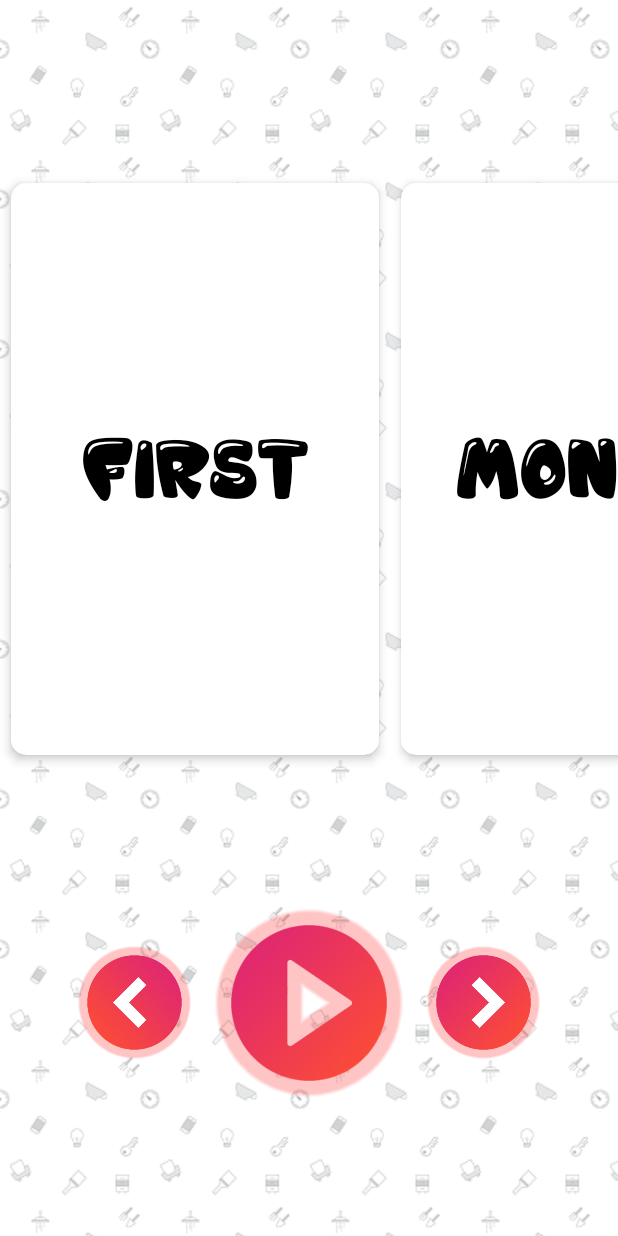
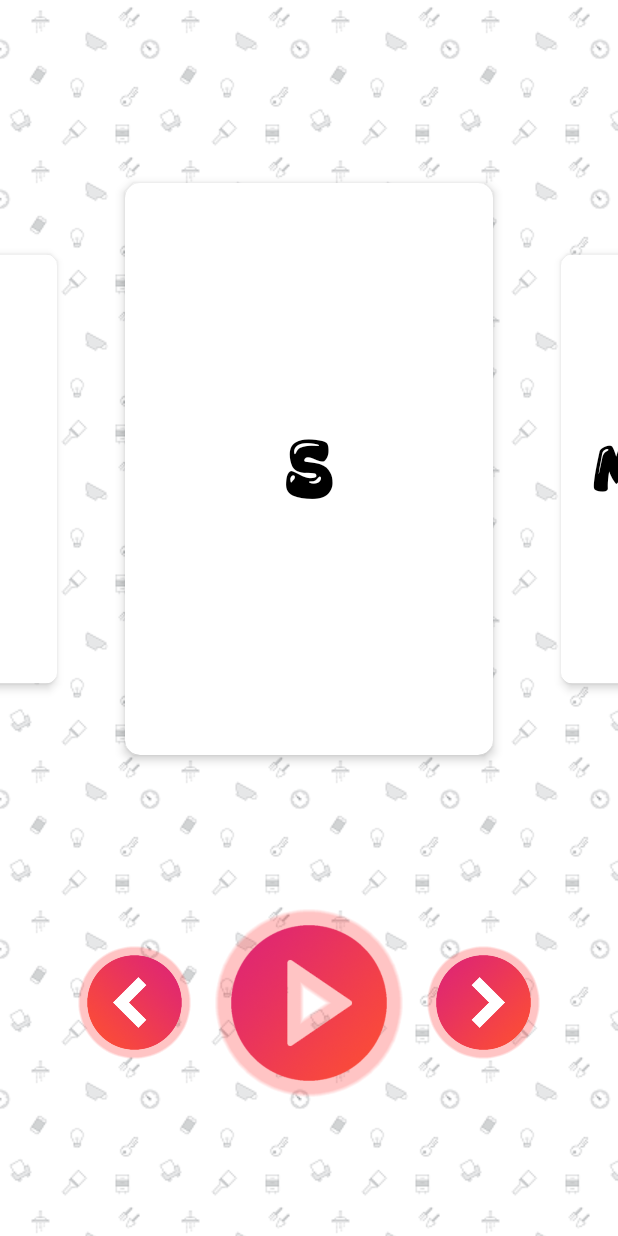
Before and after one commit to jainakshansh/MadHouse-Kids-Learning-App, an Android app: the SpellingsActivity screen opened directly, with no data from a screen before it, after a tap on an icon or button, on a phone screen of 412 x 824 dp. Run offline under Robolectric (Android 15) with nearby library versions, the phone set to English and light mode, and no system bars.

Commit message:
Minor fixes. Debug V1.0

```diff
--- /dev/null
+++ b/app/src/main/java/com/madhouseapp/kidslearningapp/Adapters/SpellingAdapter.java
@@ -0,0 +1,61 @@
+package com.madhouseapp.kidslearningapp.Adapters;
+
+import android.content.Context;
+import android.graphics.Typeface;
+import android.support.v7.widget.RecyclerView;
+import android.view.LayoutInflater;
+import android.view.View;
+import android.view.ViewGroup;
+
+import com.madhouseapp.kidslearningapp.Helper.TypeWriterTextView;
+import com.madhouseapp.kidslearningapp.Object.AlphabetItem;
+import com.madhouseapp.kidslearningapp.R;
+
+import java.util.List;
+
+/**
+ * Created by Akshansh on 11-10-2017.
+ */
+
+public class SpellingAdapter extends RecyclerView.Adapter<SpellingAdapter.SpellingViewHolder> {
+
+    private Context context;
+    private List<AlphabetItem> alphabetItemList;
+    private Typeface jellyCrazies;
+
+    public class SpellingViewHolder extends RecyclerView.ViewHolder {
+        private TypeWriterTextView textView;
+
+        public SpellingViewHolder(View view) {
+            super(view);
+            textView = view.findViewById(R.id.spelling_text);
+        }
+    }
+
+    public SpellingAdapter(Context context, List<AlphabetItem> alphabetItemList) {
+        this.context = context;
+        this.alphabetItemList = alphabetItemList;
+        jellyCrazies = Typeface.createFromAsset(context.getAssets(), "fonts/jelly_crazies.ttf");
+    }
+
+    @Override
+    public SpellingViewHolder onCreateViewHolder(ViewGroup parent, int viewType) {
+        View view = LayoutInflater.from(parent.getContext()).inflate(R.layout.spelling_item, parent, false);
+        return new SpellingViewHolder(view);
+    }
+
+    @Override
+    public void onBindViewHolder(SpellingViewHolder holder, int position) {
+        int pos = position % alphabetItemList.size();
+        AlphabetItem item = alphabetItemList.get(pos);
+        holder.textView.setText("");
+        holder.textView.setTypeface(jellyCrazies);
+        holder.textView.setCharacterDelay(500);
+        holder.textView.displayTextWithAnimation(item.getAlphabet());
+    }
+
+    @Override
+    public int getItemCount() {
+        return Integer.MAX_VALUE;
+    }
+}
--- a/app/src/main/java/com/madhouseapp/kidslearningapp/SpellingsActivity.java
+++ b/app/src/main/java/com/madhouseapp/kidslearningapp/SpellingsActivity.java
@@ -1,7 +1,5 @@
 package com.madhouseapp.kidslearningapp;
 
-import android.content.Context;
-import android.graphics.Typeface;
 import android.media.MediaPlayer;
 import android.os.Bundle;
 import android.support.v7.app.AppCompatActivity;
@@ -10,15 +8,13 @@ import android.support.v7.widget.LinearLayoutManager;
 import android.support.v7.widget.LinearSnapHelper;
 import android.support.v7.widget.RecyclerView;
 import android.support.v7.widget.SnapHelper;
-import android.view.LayoutInflater;
 import android.view.View;
-import android.view.ViewGroup;
 import android.view.Window;
 import android.view.WindowManager;
 import android.widget.Button;
 
+import com.madhouseapp.kidslearningapp.Adapters.SpellingAdapter;
 import com.madhouseapp.kidslearningapp.Helper.CenterZoomLayoutManager;
-import com.madhouseapp.kidslearningapp.Helper.TypeWriterTextView;
 import com.madhouseapp.kidslearningapp.Object.AlphabetItem;
 
 import java.util.ArrayList;
@@ -48,7 +44,7 @@ public class SpellingsActivity extends AppCompatActivity {
         setContentView(R.layout.activity_spellings);
 
         sounds = new int[]{R.raw.first, R.raw.month, R.raw.minute, R.raw.light, R.raw.hello, R.raw.world, R.raw.second,
-                R.raw.mummy, R.raw.papa};
+                R.raw.mummy, R.raw.papa, R.raw.night, R.raw.rhyme, R.raw.story, R.raw.seven, R.raw.child};
 
         alphabetItemList = new ArrayList<>();
         initList();
@@ -64,7 +60,7 @@ public class SpellingsActivity extends AppCompatActivity {
         play = (Button) findViewById(R.id.play_spellings);
         next = (Button) findViewById(R.id.next_spellings);
 
-        counter = Integer.MAX_VALUE/2;
+        counter = Integer.MAX_VALUE / 2;
 
         previous.setOnClickListener(new View.OnClickListener() {
             @Override
@@ -126,47 +122,4 @@ public class SpellingsActivity extends AppCompatActivity {
         super.onBackPressed();
         finish();
     }
-
-    public class SpellingAdapter extends RecyclerView.Adapter<SpellingAdapter.SpellingViewHolder> {
-
-        private Context context;
-        private List<AlphabetItem> alphabetItemList;
-        private Typeface jellyCrazies;
-
-        public class SpellingViewHolder extends RecyclerView.ViewHolder {
-            private TypeWriterTextView textView;
-
-            public SpellingViewHolder(View view) {
-                super(view);
-                textView = view.findViewById(R.id.spelling_text);
-            }
-        }
-
-        public SpellingAdapter(Context context, List<AlphabetItem> alphabetItemList) {
-            this.context = context;
-            this.alphabetItemList = alphabetItemList;
-            jellyCrazies = Typeface.createFromAsset(context.getAssets(), "fonts/jelly_crazies.ttf");
-        }
-
-        @Override
-        public SpellingViewHolder onCreateViewHolder(ViewGroup parent, int viewType) {
-            View view = LayoutInflater.from(parent.getContext()).inflate(R.layout.spelling_item, parent, false);
-            return new SpellingViewHolder(view);
-        }
-
-        @Override
-        public void onBindViewHolder(SpellingViewHolder holder, int position) {
-            AlphabetItem item = alphabetItemList.get(position);
-            counter = position;
-            holder.textView.setText("");
-            holder.textView.setTypeface(jellyCrazies);
-            holder.textView.setCharacterDelay(500);
-            holder.textView.displayTextWithAnimation(item.getAlphabet());
-        }
-
-        @Override
-        public int getItemCount() {
-            return alphabetItemList.size();
-        }
-    }
 }
```
